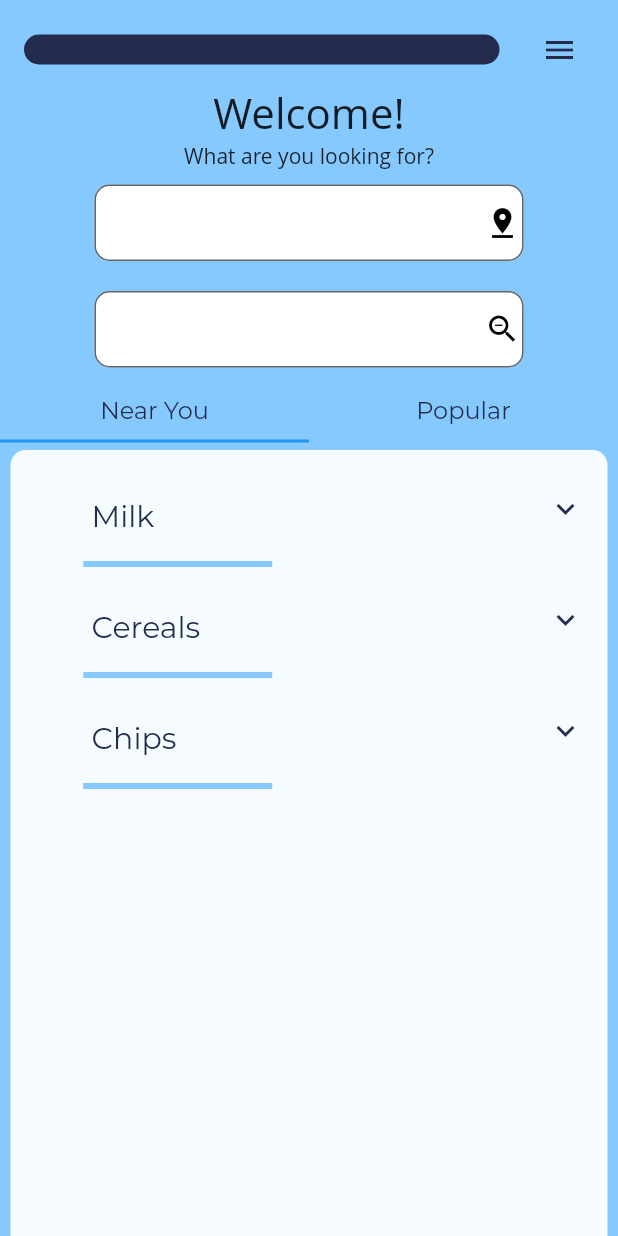
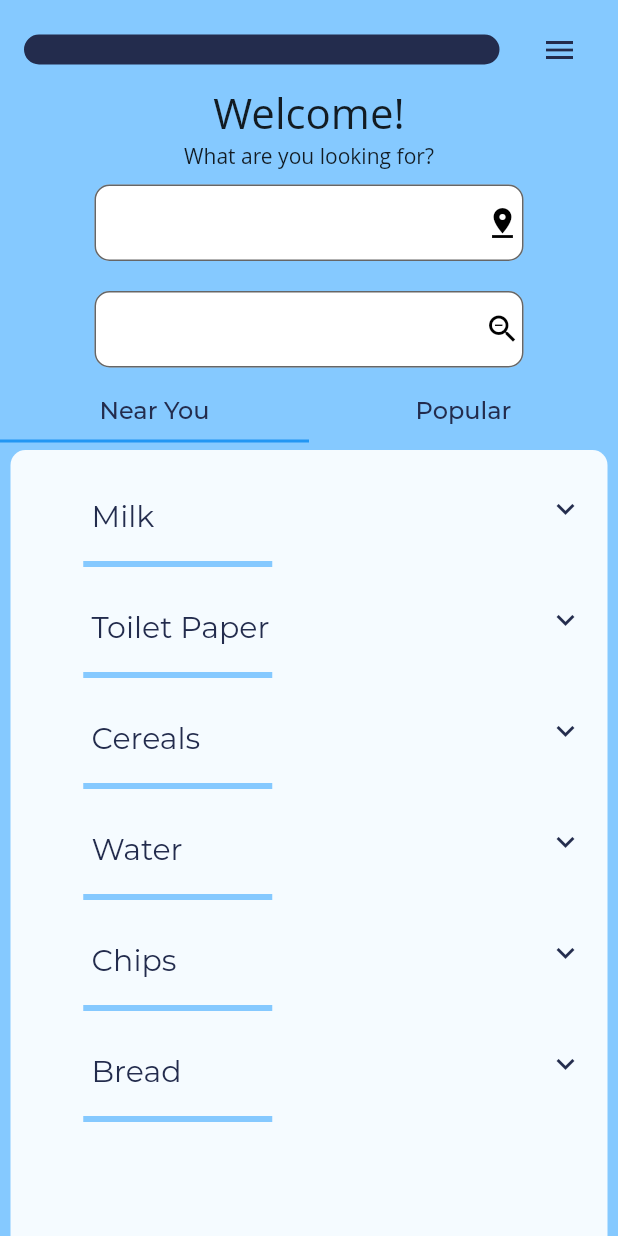
Before and after one commit to Piranova/InStockOutOfStock-ISOS, a Flutter app: the screen it shows after launch, on a phone screen of 412 x 824 dp. Run offline on Flutter 3.47's test engine with Material 2 defaults, Android fonts, the light colour scheme and no system bars; our stand-ins replace sprintf; missing offline and left inert: underline_indicator; Roboto replaces fonts that are missing (Open Sans); project files that could hold a hidden picture were left out.

Commit message:
Fixed some bugs

```diff
--- a/Frontend/lib/custom-widgets/near-you-tab.dart
+++ b/Frontend/lib/custom-widgets/near-you-tab.dart
@@ -4,9 +4,8 @@ import 'package:InStockOrOutOfStock/custom-widgets/tab-list-view.dart';
 class NearYouTab extends StatelessWidget{
   @override
   Widget build(BuildContext context) {
-    return Container(
-      margin: EdgeInsets.only(top: 10.0),
-      child: TabListView()
+    return SingleChildScrollView(
+      child: Container(margin: EdgeInsets.only(top: 10.0), child: TabListView())
     );
   }
 
--- a/Frontend/lib/custom-widgets/popular-tab.dart
+++ b/Frontend/lib/custom-widgets/popular-tab.dart
@@ -4,10 +4,8 @@ import 'tab-list-view.dart';
 class PopularTab extends StatelessWidget{
   @override
   Widget build(BuildContext context) {
-    return Container(
-      margin: EdgeInsets.only(top: 10.0),
-      height: MediaQuery.of(context).size.height,
-      child: TabListView()
+    return SingleChildScrollView(
+        child: Container(margin: EdgeInsets.only(top: 10.0), child: TabListView())
     );
   }
 
--- a/Frontend/lib/custom-widgets/tab-list-view.dart
+++ b/Frontend/lib/custom-widgets/tab-list-view.dart
@@ -21,14 +21,17 @@ class TabListViewState extends State<TabListView>{
         itemCount: prepareData.length,
         itemBuilder: (BuildContext context, int index) {
           final theme = Theme.of(context).copyWith(dividerColor: Colors.transparent,  dividerTheme: DividerThemeData(thickness: 4.0, ), unselectedWidgetColor:  Color.fromRGBO(35, 44, 77, 1) );
-          if (index.isOdd) return new Divider(color: Color.fromRGBO(133, 201, 255, 1), indent: 48.5,thickness: 4.0, endIndent: 223.5,);
           return
 
 //            Container(
 //                decoration: BoxDecoration(border: new Border(bottom: BorderSide(color: Color.fromRGBO(133, 201, 255, 1), width: 4.0 ), top: BorderSide.none)),
 
 //                child:
-                  Theme(data: theme, child: ExpansionTile(
+                  Theme(
+                      data: theme,
+                      child: Column(
+                        children: <Widget>[
+                          ExpansionTile(
                             title: Container(
                             padding: EdgeInsets.only(left: 38, top:10,),
                             child: Text(prepareData[index].header,
@@ -74,6 +77,10 @@ class TabListViewState extends State<TabListView>{
 
                           )
           ]
+            ),
+                        Divider(color: Color.fromRGBO(133, 201, 255, 1), indent: 48.5,thickness: 4.0, endIndent: 223.5,)
+
+          ],
                       ));
 //            );
 
--- a/Frontend/pubspec.yaml
+++ b/Frontend/pubspec.yaml
@@ -70,7 +70,7 @@ flutter:
           weight: 400
         - asset: fonts/Montserrat-Bold.ttf
           weight: 600
-        - asset: fonts/Montserrat-Medium.ttf
+        - asset: fonts/Montserrat/Montserrat-Medium.ttf
           weight: 500
 
     # - family: Trajan Pro
```
Lines whose indentation alone changed are shown as unchanged.
